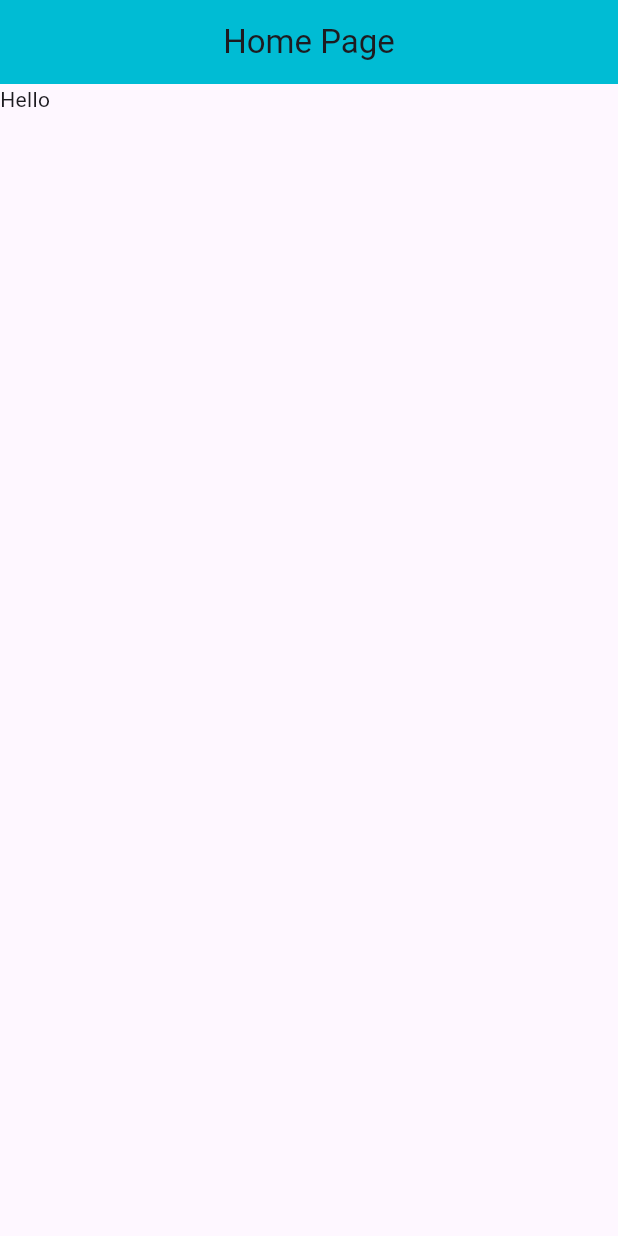
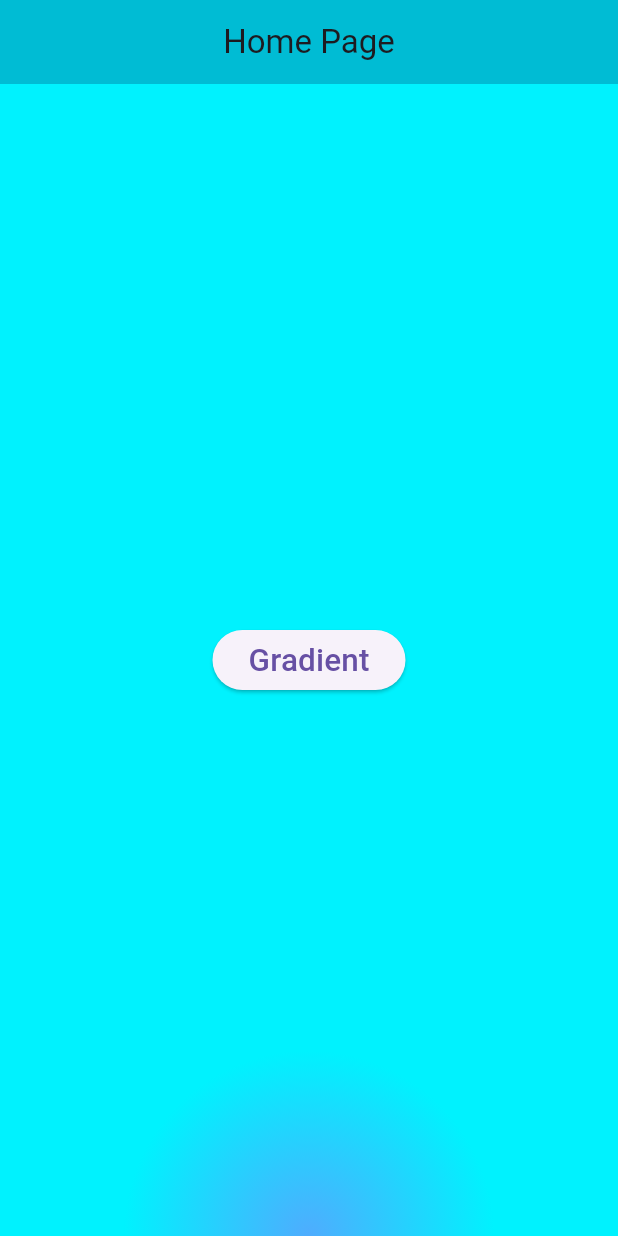
Before and after one commit to Umesh9057/Animate_Flutter, a Flutter app: the screen it shows after launch, on a phone screen of 412 x 824 dp. Run offline on Flutter 3.47's test engine with Material 3 defaults, Android fonts, the phone set to English and light mode, and no system bars; our stand-ins replace font_awesome_flutter.

Commit message:
Update home_page_view.dart

```diff
--- a/lib/src/modules/home_page_view.dart
+++ b/lib/src/modules/home_page_view.dart
@@ -19,7 +19,33 @@ class _HomePageViewState extends State<HomePageView> {
         centerTitle: true,
       ),
 
-      body: Text('Hello'),
+      body:  Container(
+        decoration: BoxDecoration(
+          gradient: RadialGradient(
+            colors: [Color(0xff4facfe), Color(0xff00f2fe)],
+            center: Alignment.bottomCenter,
+            stops: [0.0, 0.6],
+          ),
+
+          //  LinearGradient(
+          //   colors: [Color(0xff5ee7df), Color(0xffb490ca)],
+          //   begin: FractionalOffset(1.0, 0.0),
+          //   end: FractionalOffset(0.0, 1.0),
+          //   stops: [0.0, 0.5],
+          // ),
+        ),
+        width: double.infinity,
+        height: double.infinity,
+        child: Column(
+          mainAxisAlignment: MainAxisAlignment.center,
+          children: [
+            ElevatedButton(
+              onPressed: () {},
+              child: Text('Gradient', style: TextStyle(fontSize: 21)),
+            ),
+          ],
+        ),
+      ),
     );
   }
 }
```
